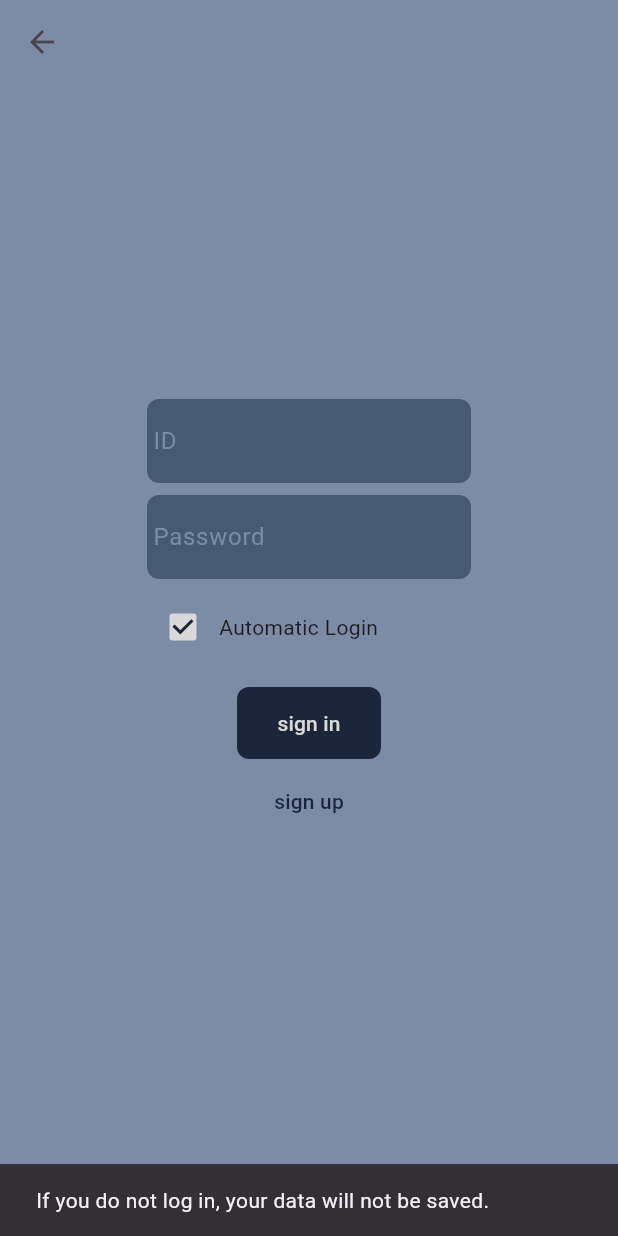
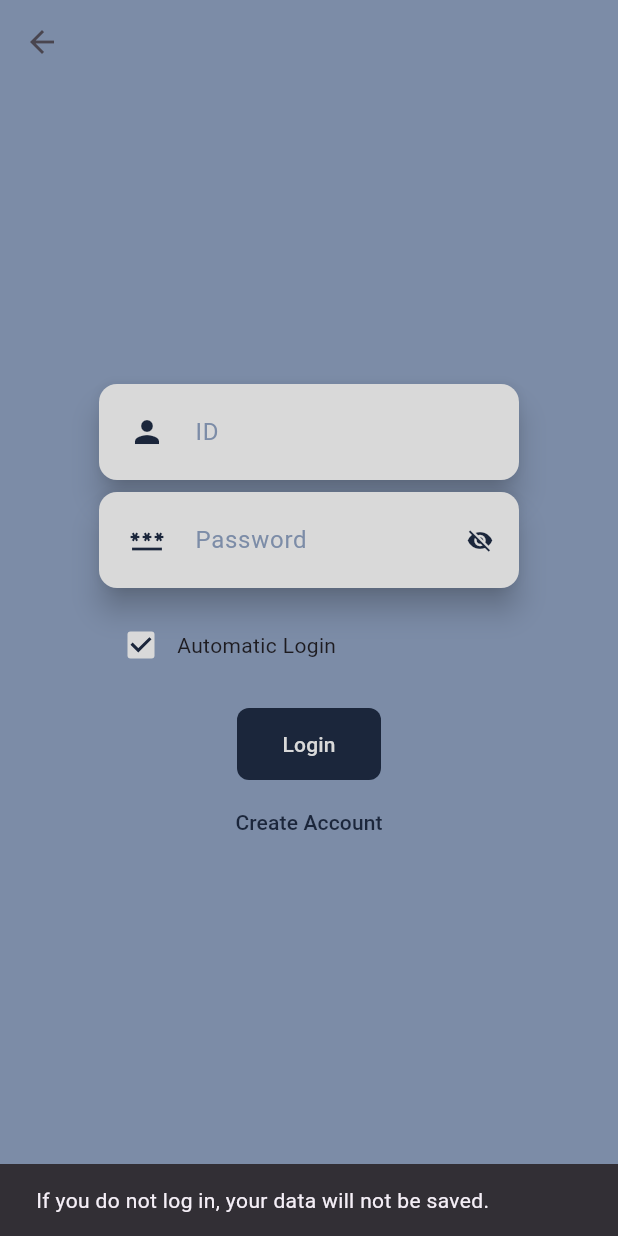
Before and after one commit to junyeong-nero/pomodoro, a Flutter app: the LoginPage screen opened by its route, on a phone screen of 412 x 824 dp. Run offline on Flutter 3.47's test engine with Material 3 defaults, Android fonts, the phone set to English and light mode, and no system bars; our stand-ins replace card_swiper, gap, shared_preferences; accounts and stored records are empty.

Commit message:
[fix] LoginPage

```diff
--- a/lib/controllers/UserDataController.dart
+++ b/lib/controllers/UserDataController.dart
@@ -28,6 +28,7 @@ class UserDataController {
   /// login with userData
   /// @param(userData) must contain field 'id' and 'password'
   static Future<http.Response> login(Map userData) async {
+    try {
       var url = Uri.http('localhost:3000', 'userRouter/api/login');
       var response = await http.post(url,
           headers: <String, String>{
@@ -35,6 +36,9 @@ class UserDataController {
           },
           body: json.encode(userData));
       return response;
+    } catch(err) {
+      return http.Response('null', 500);
+    }
   }
 
   /// register with userData
@@ -42,6 +46,7 @@ class UserDataController {
   /// registered data initialized by UserData.init();
   /// @param(userData) must contain field 'id' and 'password'
   static Future<http.Response> register(Map userData) async {
+    try {
       var url = Uri.http('localhost:3000', 'userRouter/api/register');
       var response = await http.post(url,
           headers: <String, String>{
@@ -50,6 +55,9 @@ class UserDataController {
           body: json.encode(userData));
 
       return response;
+    } catch(err) {
+      return http.Response('null', 500);
+    }
   }
 
   /// update registered userData
@@ -62,7 +70,6 @@ class UserDataController {
           'Content-Type': 'application/json',
         },
         body: json.encode(userData.toJson()));
-
     return response;
   }
 
--- a/lib/designs/CustomTheme.dart
+++ b/lib/designs/CustomTheme.dart
@@ -23,7 +23,7 @@ class ColorTheme {
     Color.fromARGB(255, 71, 89, 117), // 2
     Color.fromARGB(255, 124, 140, 167), // 3
     Color.fromARGB(255, 217, 217, 217), // 4
-    Color.fromARGB(255, 244, 172, 183), // 5
+    Color.fromARGB(255, 197, 98, 98), // 5
   ];
 
   static const List<Color> greens = [
@@ -32,6 +32,6 @@ class ColorTheme {
     Color.fromARGB(255, 67, 104, 80),
     Color.fromARGB(255, 173, 188, 159),
     Color.fromARGB(255, 251, 250, 218),
-    Color.fromARGB(255, 244, 172, 183),
+    Color.fromARGB(255, 224, 176, 41),
   ];
 }
--- a/lib/layouts/LoginPage.dart
+++ b/lib/layouts/LoginPage.dart
@@ -27,13 +27,13 @@ class _LoginState extends State<LoginPage> {
       popupSnackBar('Login Failed');
     } else {
       Navigator.pop(context, response.body);
-      final storage = await SharedPreferences.getInstance();
+      final pref = await SharedPreferences.getInstance();
       if (autoLogin) {
-        await storage.setString('id', userData['id']);
-        await storage.setString('password', userData['password']);
-        await storage.setBool('auto_login', true);
+        await pref.setString('id', userData['id']);
+        await pref.setString('password', userData['password']);
+        await pref.setBool('auto_login', true);
       } else {
-        await storage.remove('auto_login');
+        await pref.remove('auto_login');
       }
     }
   }
@@ -50,7 +50,6 @@ class _LoginState extends State<LoginPage> {
     idController.text = '';
     pwController.text = '';
     popupSnackBar('Register Success! retry login');
-
   }
 
   void popupSnackBar(String text) {
@@ -58,6 +57,13 @@ class _LoginState extends State<LoginPage> {
     ScaffoldMessenger.of(context)
       ..removeCurrentSnackBar()
       ..showSnackBar(SnackBar(content: Text(text)));
+  }
+
+  var hidePassword = true;
+
+  @override
+  void initState() {
+    super.initState();
   }
 
   @override
@@ -95,46 +101,98 @@ class _LoginState extends State<LoginPage> {
                 crossAxisAlignment: CrossAxisAlignment.center,
                 mainAxisAlignment: MainAxisAlignment.center,
                 children: [
+                  SizedBox(
+                      width: 288,
+                      height: 72,
+                      child: Card(
+                        elevation: 8,
+                        color: CustomTheme.currentTheme()[4],
+                        child: Row(
+                          // mainAxisAlignment: MainAxisAlignment.center,
+                          crossAxisAlignment: CrossAxisAlignment.center,
+                          children: [
                             Container(
-                    width: 216,
-                    height: 56,
-                    padding: const EdgeInsets.all(4),
-                    decoration: BoxDecoration(
-                        color: CustomTheme.currentTheme()[2],
-                        borderRadius:
-                            const BorderRadius.all(Radius.circular(8))),
+                              width: 48,
+                              height: 48,
+                              margin: EdgeInsets.all(8),
+                              child: Icon(Icons.person,
+                                  color: CustomTheme.currentTheme()[1]),
+                            ),
+                            Container(
+                              width: 288 - 80,
+                              margin: EdgeInsets.fromLTRB(0, 8, 8, 8),
                               child: TextField(
                                 controller: idController,
                                 cursorColor: CustomTheme.currentTheme()[4],
-                      style: TextStyle(color: CustomTheme.currentTheme()[4]),
+                                style: TextStyle(
+                                    color: CustomTheme.currentTheme()[1]),
                                 decoration: InputDecoration(
                                     border: InputBorder.none,
                                     hintText: "ID",
-                          hintStyle: TextStyle(color: CustomTheme.currentTheme()[3])),
+                                    hintStyle: TextStyle(
+                                        color: CustomTheme.currentTheme()[3])),
                               ),
+                            )
+                          ],
                         ),
-                  const Gap(8),
+                      )),
+                  const Gap(0),
+                  SizedBox(
+                      width: 288,
+                      height: 72,
+                      child: Card(
+                        elevation: 8,
+                        color: CustomTheme.currentTheme()[4],
+                        child: Row(
+                          // mainAxisAlignment: MainAxisAlignment.center,
+                          crossAxisAlignment: CrossAxisAlignment.center,
+                          children: [
                             Container(
-                    width: 216,
-                    height: 56,
-                    padding: const EdgeInsets.all(4),
-                    decoration: BoxDecoration(
-                        color: CustomTheme.currentTheme()[2],
-                        borderRadius:
-                            const BorderRadius.all(Radius.circular(8))),
+                              width: 48,
+                              height: 48,
+                              margin: EdgeInsets.all(8),
+                              child: Icon(Icons.password,
+                                  color: CustomTheme.currentTheme()[1]),
+                            ),
+                            Container(
+                              width: 288 - 80 - 44,
+                              margin: EdgeInsets.fromLTRB(0, 8, 8, 8),
                               child: TextField(
+                                obscureText: hidePassword,
                                 controller: pwController,
                                 cursorColor: CustomTheme.currentTheme()[4],
-                      style: TextStyle(color: CustomTheme.currentTheme()[4]),
+                                style: TextStyle(
+                                    color: CustomTheme.currentTheme()[1]),
                                 decoration: InputDecoration(
                                     border: InputBorder.none,
                                     hintText: "Password",
-                          hintStyle: TextStyle(color: CustomTheme.currentTheme()[3])),
+                                    hintStyle: TextStyle(
+                                        color: CustomTheme.currentTheme()[3])),
                               ),
                             ),
+                            SizedBox(
+                              width: 36,
+                              height: 36,
+                              child: IconButton(
+                                  onPressed: () {
+                                    setState(() {
+                                      hidePassword = !hidePassword;
+                                    });
+                                  },
+                                  icon: Icon(
+                                      hidePassword
+                                          ? Icons.visibility_off
+                                          : Icons.visibility,
+                                      size: 18,
+                                      color: CustomTheme.currentTheme()[1])),
+                            ),
+                          ],
+                        ),
+                      )),
                   const Gap(8),
-                  SizedBox(
-                    width: 216,
+                  Container(
+                    padding: EdgeInsets.fromLTRB(8, 2, 8, 2),
+                    width: 288,
                     child: Row(
                       children: [
                         Checkbox(
@@ -163,14 +221,15 @@ class _LoginState extends State<LoginPage> {
                       child: TextButton(
                         onPressed: signIn,
                         child: Text(
-                          "sign in",
-                          style: TextStyle(color: CustomTheme.currentTheme()[4]),
+                          "Login",
+                          style:
+                              TextStyle(color: CustomTheme.currentTheme()[4]),
                         ),
                       )),
                   const Gap(4),
                   TextButton(
                     child: Text(
-                      "sign up",
+                      "Create Account",
                       style: TextStyle(color: CustomTheme.currentTheme()[1]),
                     ),
                     onPressed: () {
--- a/lib/layouts/MainPage.dart
+++ b/lib/layouts/MainPage.dart
@@ -33,7 +33,9 @@ class _MainPageState extends State<MainPage> {
         if (it > 0) {
           dataController.addTodayFocusTime(1);
         } else if (it <= 0) {
-          stop();
+          if (_timer.state != ClockState.stop) {
+            stop();
+          }
         }
       });
 
@@ -198,8 +200,8 @@ class _MainPageState extends State<MainPage> {
                           (dataController.getTotalFocused() ~/ 60).toString(),
                           "hours focused"),
                       customWidget.cardView(
-                          const Icon(Icons.local_fire_department_rounded,
-                              color: Colors.deepOrange),
+                          Icon(Icons.local_fire_department_rounded,
+                              color: CustomTheme.currentTheme()[5]),
                           dataController.getStreakDays().toString(),
                           "days streak"),
                       customWidget.cardView(
@@ -811,7 +813,6 @@ class _MainPageState extends State<MainPage> {
       focusTimeController.text =
           dataController.userData.settings.targetTime.toString();
       CustomTheme.themeIndex = dataController.userData.settings.themeIndex;
-      print(CustomTheme.themeIndex);
       popupSnackBar('Successfully Login!');
     });
   }
--- a/lib/layouts/ThemePickerPage.dart
+++ b/lib/layouts/ThemePickerPage.dart
@@ -22,7 +22,7 @@ class _ThemePickerState extends State<ThemePickerPage> {
     for (var i = 0; i < CustomTheme.themeList.length; i++) {
       var currentColor = CustomTheme.themeList[i];
       var widget = SizedBox(
-          width: 288,
+          width: 320,
           height: 64,
           child: Card(
             elevation: 8,
@@ -82,6 +82,18 @@ class _ThemePickerState extends State<ThemePickerPage> {
                         borderRadius:
                         const BorderRadius.all(Radius.circular(100))),
                   ),
+                ),
+
+                Positioned(
+                  right: 168,
+                  width: 32,
+                  height: 32,
+                  child: Container(
+                    decoration: BoxDecoration(
+                        color: currentColor[5],
+                        borderRadius:
+                        const BorderRadius.all(Radius.circular(100))),
+                  ),
                 )
               ],
             ),
```
Lines whose indentation alone changed are shown as unchanged.
